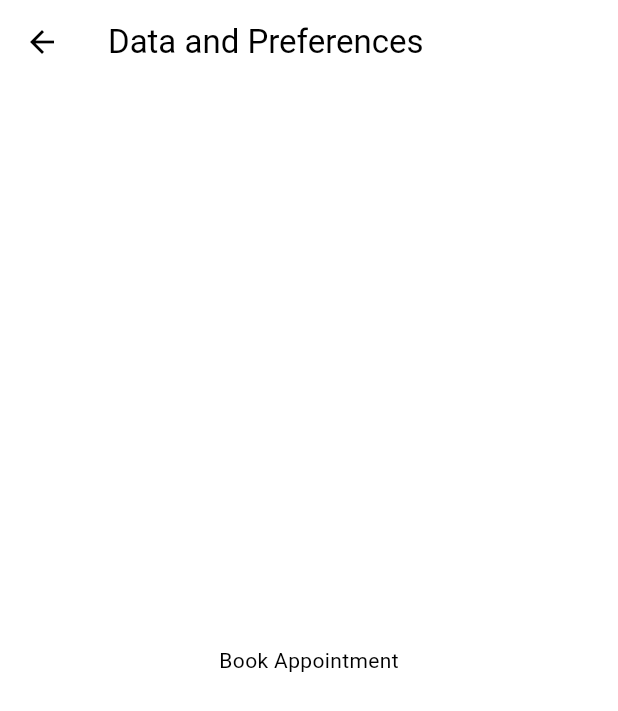
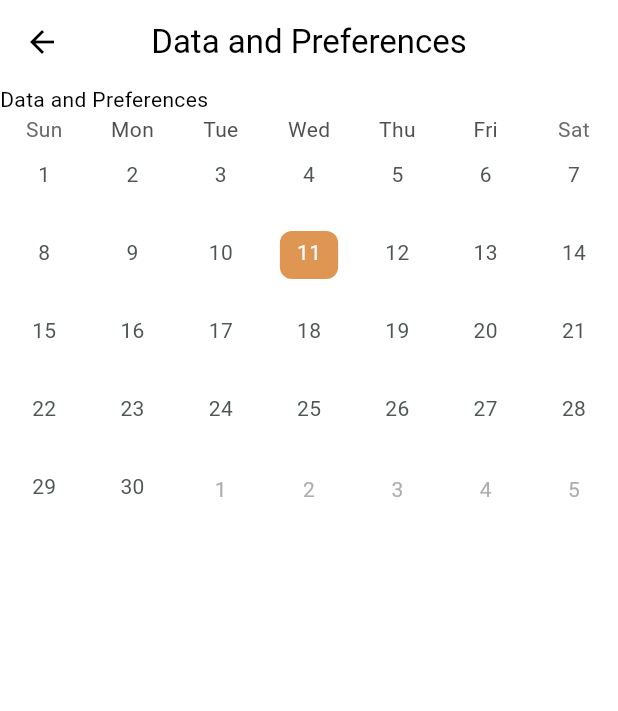
Before and after one commit to Tristaaaaan/tugtugan, a Flutter app: the BookAppointmentScreen screen opened by its route, on a phone screen of 412 x 824 dp. Shown: the top 711 px of the screen. Run offline on Flutter 3.47's test engine with Material 3 defaults, Android fonts, the light colour scheme and no system bars; drawn by our look-alikes of table_calendar; our stand-ins replace cached_network_image, cloud_firestore, firebase_auth, firebase_core, firebase_messaging, flutter_dotenv and 9 more; accounts and stored records are empty; generated files the repository leaves out were written again.

Commit message:
feature: add calendar for choosing data to book

```diff
--- a/lib/features/book_appointment/presentation/screen/book_appointment.dart
+++ b/lib/features/book_appointment/presentation/screen/book_appointment.dart
@@ -1,18 +1,153 @@
 import 'package:flutter/material.dart';
+import 'package:hooks_riverpod/hooks_riverpod.dart';
+import 'package:intl/intl.dart';
+import 'package:table_calendar/table_calendar.dart';
 
-class BookAppointmentScreen extends StatelessWidget {
-  const BookAppointmentScreen({super.key});
+final focusedDayProvider = StateProvider<DateTime>((ref) {
+  return DateTime.now(); // Default: today
+});
+
+final focusedMonthProvider = StateProvider<DateTime>((ref) {
+  return DateTime.now();
+});
+// This returns a DateTime instead of String
+DateTime parseGroupDate(String originalDate) {
+  final parts = originalDate.split('-');
+  final month = int.parse(parts[0]);
+  final day = int.parse(parts[1]);
+  final year = int.parse(parts[2]);
+
+  return DateTime(year, month, day, DateTime.now().hour, DateTime.now().minute,
+      DateTime.now().second, DateTime.now().microsecond);
+}
+
+// Helper function to format the date string
+String _formatDateDisplay(String dateString) {
+  final now = DateTime.now();
+  final today = DateTime(now.year, now.month, now.day);
+  final yesterday = today.subtract(const Duration(days: 1));
+
+  // Parse the stored date (assuming format "month-day-year")
+  final parts = dateString.split('-');
+  final date = DateTime(
+    int.parse(parts[2]), // year
+    int.parse(parts[0]), // month
+    int.parse(parts[1]), // day
+  );
+
+  if (date == today) {
+    return 'Today';
+  } else if (date == yesterday) {
+    return 'Yesterday';
+  } else {
+    // Return formatted date (e.g., "Jan 5, 2023")
+    return DateFormat('MMM d, y').format(date);
+  }
+}
+
+void _navigateToMonth(WidgetRef ref, int monthOffset) {
+  final currentFocusedDay = ref.read(focusedDayProvider);
+  final newFocusedDay = DateTime(
+    currentFocusedDay.year,
+    currentFocusedDay.month + monthOffset,
+    1,
+  );
+  ref.read(focusedDayProvider.notifier).state = newFocusedDay;
+}
+
+Widget _buildDayCell(BuildContext context, DateTime day,
+    {bool isSelected = false,
+    bool isToday = false,
+    required List<DateTime> datesWithData}) {
+  Color bgColor;
+  Color textColor;
+  // Check if the day is in the list of dates with data
+  if (datesWithData.contains(DateTime(day.year, day.month, day.day))) {
+    // Background color for days with data
+    bgColor = Theme.of(context).colorScheme.primary;
+    textColor = Theme.of(context).colorScheme.surface;
+  } else if (isSelected) {
+    bgColor = Theme.of(context).colorScheme.tertiaryContainer;
+    textColor = Theme.of(context).colorScheme.surface;
+  } else if (isToday) {
+    bgColor = Theme.of(context).colorScheme.tertiary;
+    textColor = Theme.of(context).colorScheme.inversePrimary;
+  } else {
+    bgColor = Colors.transparent;
+    textColor = Theme.of(context).colorScheme.primaryFixedDim;
+  }
+
+  return Container(
+    width: double.infinity,
+    margin: const EdgeInsets.all(10),
+    padding: const EdgeInsets.all(4),
+    decoration: BoxDecoration(
+      color: bgColor,
+      borderRadius: BorderRadius.circular(8),
+    ),
+    child: Column(
+      mainAxisAlignment: MainAxisAlignment.center,
+      children: [
+        Text(
+          '${day.day}',
+          style: TextStyle(
+            color: textColor,
+          ),
+        ),
+        const SizedBox(height: 4),
+      ],
+    ),
+  );
+}
+
+class BookAppointmentScreen extends ConsumerWidget {
+  const BookAppointmentScreen({
+    super.key,
+  });
 
   @override
-  Widget build(BuildContext context) {
+  Widget build(BuildContext context, WidgetRef ref) {
+    final focusedDay = ref.watch(focusedDayProvider);
+    List<DateTime> datesWithData = [];
     return Scaffold(
       appBar: AppBar(
+        centerTitle: true,
         title: const Text("Data and Preferences"),
       ),
-      body: const Center(
-        child: Text(
-          "Book Appointment",
-        ),
+      body: CustomScrollView(
+        slivers: [
+          SliverList(
+            delegate: SliverChildListDelegate([
+              const Text("Data and Preferences"),
+              TableCalendar(
+                availableGestures: AvailableGestures.none,
+                headerVisible: false,
+                firstDay: DateTime.utc(2000, 1, 1),
+                lastDay: DateTime.utc(2030, 3, 14),
+                focusedDay: focusedDay,
+                onPageChanged: (focusedMonth) {
+                  ref.read(focusedMonthProvider.notifier).state = focusedMonth;
+                },
+                calendarBuilders: CalendarBuilders(
+                  defaultBuilder: (context, day, focusedDay) {
+                    return _buildDayCell(context, day,
+                        datesWithData: datesWithData);
+                  },
+                  selectedBuilder: (context, day, focusedDay) {
+                    return _buildDayCell(context, day,
+                        datesWithData: datesWithData, isSelected: true);
+                  },
+                  todayBuilder: (context, day, focusedDay) {
+                    return _buildDayCell(context, day,
+                        datesWithData: datesWithData, isToday: true);
+                  },
+                ),
+                selectedDayPredicate: (day) => isSameDay(focusedDay, day),
+                availableCalendarFormats: const {CalendarFormat.month: 'Month'},
+              ),
+            ]),
+          ),
+        ],
       ),
     );
   }
--- a/lib/main_development.dart
+++ b/lib/main_development.dart
@@ -7,7 +7,6 @@ import 'package:tugtugan/config/app_config.dart';
 import 'package:tugtugan/config/app_environments.dart';
 import 'package:tugtugan/core/appthemes/app_themes.dart';
 import 'package:tugtugan/features/authentication/auth_gate.dart';
-import 'package:tugtugan/features/book_appointment/presentation/screen/book_appointment.dart';
 import 'package:tugtugan/features/chat/presentation/chat_screen.dart';
 import 'package:tugtugan/features/favorite/presentation/favorite.dart';
 import 'package:tugtugan/features/home/presentation/home.dart';
@@ -17,6 +16,8 @@ import 'package:tugtugan/features/navigation/presentation/gate.dart';
 import 'package:tugtugan/features/profile/presentation/profile.dart';
 import 'package:tugtugan/features/studios/presentation/studios.dart';
 import 'package:tugtugan/firebase/prod/firebase_options.dart';
+
+import 'features/book_appointment/presentation/screen/book_appointment.dart';
 
 void main() async {
   AppConfig.setEnvironment(Flavors.development);
@@ -42,21 +43,11 @@ final GoRouter _router = GoRouter(
       },
       routes: <RouteBase>[
         GoRoute(
-          path: '/studio',
-          builder: (BuildContext context, GoRouterState state) {
+          path: 'studio',
+          builder: (context, state) {
             final studioId = state.uri.queryParameters['studioId'] ?? '';
-            return Studio(
-              studioId: studioId,
-            );
+            return Studio(studioId: studioId);
           },
-          routes: [
-            GoRoute(
-              path: 'book-appointment',
-              builder: (BuildContext context, GoRouterState state) {
-                return const BookAppointmentScreen();
-              },
-            ),
-          ],
         ),
         ShellRoute(
           builder: (context, state, child) {
@@ -106,6 +97,10 @@ final GoRouter _router = GoRouter(
           },
         ),
         GoRoute(
+          path: 'book-appointment',
+          builder: (context, state) => const BookAppointmentScreen(),
+        ),
+        GoRoute(
           path: 'maps',
           builder: (BuildContext context, GoRouterState state) {
             final name = state.uri.queryParameters['name'] ?? 'Guest';
--- a/pubspec.yaml
+++ b/pubspec.yaml
@@ -25,6 +25,7 @@ dependencies:
   rxdart: ^0.28.0
   intl: ^0.20.2
   google_maps_flutter: ^2.12.2
+  table_calendar: ^3.2.0
 
 dev_dependencies:
   flutter_test:
```
Also changed, not shown: lib/features/home/presentation/home.dart (+4 -4 lines), pubspec.lock.
